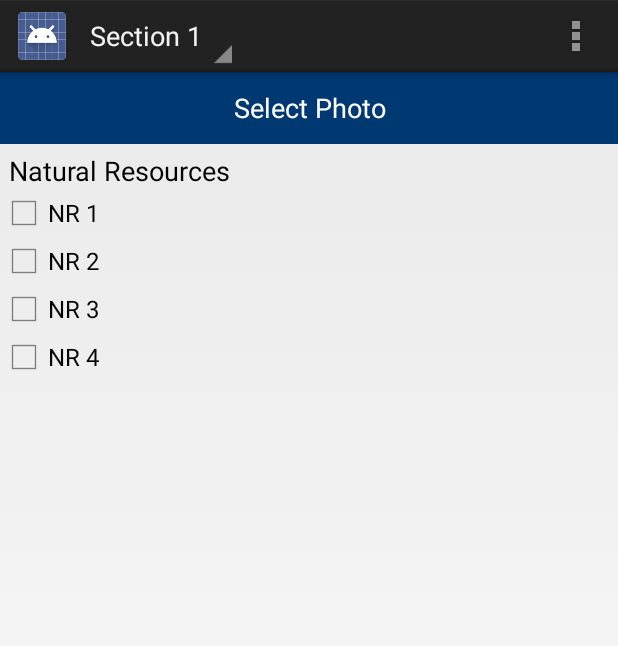
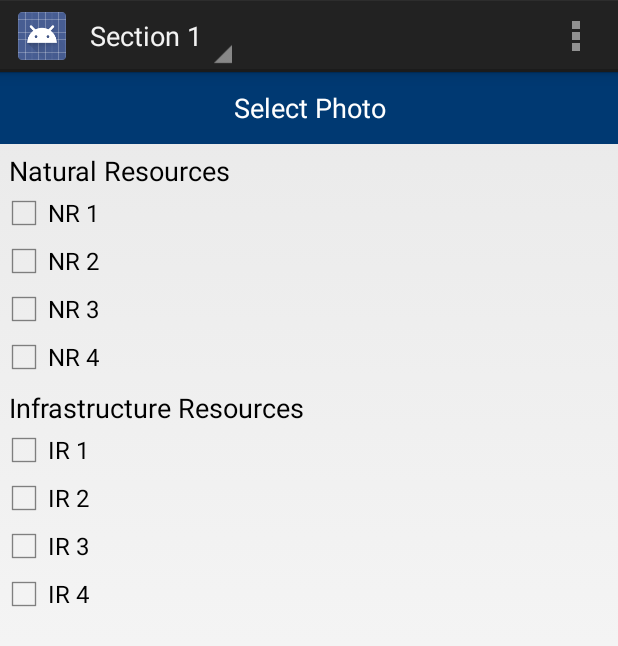
Before and after one commit to AndruByrne/rezzo-android, an Android app: the screen it shows after launch (MainActivity), on a phone screen of 412 x 824 dp. Shown: the top 646 px of the screen. Run offline under Robolectric (Android 15) with nearby library versions, the phone set to English and light mode, and no system bars.

Commit message:
ir opts
s

```diff
--- a/rezzoProject/Rezzo/src/main/res/layout/activity_main.xml
+++ b/rezzoProject/Rezzo/src/main/res/layout/activity_main.xml
@@ -71,5 +71,62 @@
                 android:text="@string/nr4"
                 android:id="@+id/checkBox4"/>
     </LinearLayout>
+    <LinearLayout
+            android:layout_width="fill_parent"
+            android:layout_height="wrap_content">
+
+        <TextView
+                android:layout_width="fill_parent"
+                android:layout_height="wrap_content"
+                android:textAppearance="?android:attr/textAppearanceMedium"
+                android:text="@string/main_heading2"
+                android:id="@+id/textView2"
+                android:layout_gravity="center_horizontal|top"
+                android:layout_marginTop="5dp"
+                android:layout_marginLeft="6dp"/>
+    </LinearLayout>
+
+    <LinearLayout
+            android:layout_width="fill_parent"
+            android:layout_height="wrap_content">
+
+        <CheckBox
+                android:layout_width="wrap_content"
+                android:layout_height="wrap_content"
+                android:text="@string/ir1"
+                android:id="@+id/checkBox5"/>
+    </LinearLayout>
+
+    <LinearLayout
+            android:layout_width="fill_parent"
+            android:layout_height="wrap_content">
+
+        <CheckBox
+                android:layout_width="wrap_content"
+                android:layout_height="wrap_content"
+                android:text="@string/ir2"
+                android:id="@+id/checkBox6"/>
+    </LinearLayout>
+    <LinearLayout
+            android:layout_width="fill_parent"
+            android:layout_height="wrap_content">
+
+        <CheckBox
+                android:layout_width="wrap_content"
+                android:layout_height="wrap_content"
+                android:text="@string/ir3"
+                android:id="@+id/checkBox7"/>
+    </LinearLayout>
+
+    <LinearLayout
+            android:layout_width="fill_parent"
+            android:layout_height="wrap_content">
+
+        <CheckBox
+                android:layout_width="wrap_content"
+                android:layout_height="wrap_content"
+                android:text="@string/ir4"
+                android:id="@+id/checkBox8"/>
+    </LinearLayout>
 
 </LinearLayout>
--- a/rezzoProject/Rezzo/src/main/res/values/strings.xml
+++ b/rezzoProject/Rezzo/src/main/res/values/strings.xml
@@ -15,10 +15,6 @@
     </string>
     <string name="main_heading1" >Natural Resources
     </string>
-    <string name="main_heading2" >Infrastructure Resources
-    </string>
-    <string name="main_heading3" >Skill Resources
-    </string>
     <string name="nr1" >NR 1
     </string>
     <string name="nr2" >NR 2
@@ -27,5 +23,26 @@
     </string>
     <string name="nr4" >NR 4
     </string>
+    <string name="main_heading2" >Infrastructure Resources
+    </string>
+    <string name="ir1" >IR 1
+    </string>
+    <string name="ir2" >IR 2
+    </string>
+    <string name="ir3" >IR 3
+    </string>
+    <string name="ir4" >IR 4
+    </string>
+    <string name="main_heading3" >Skill Resources
+    </string>
+    <string name="sr1" >SR 1
+    </string>
+    <string name="sr2" >SR 2
+    </string>
+    <string name="sr3" >SR 3
+    </string>
+    <string name="sr4" >SR 4
+    </string>
+
 
 </resources>
```
Also changed, not shown: 18 other files.
